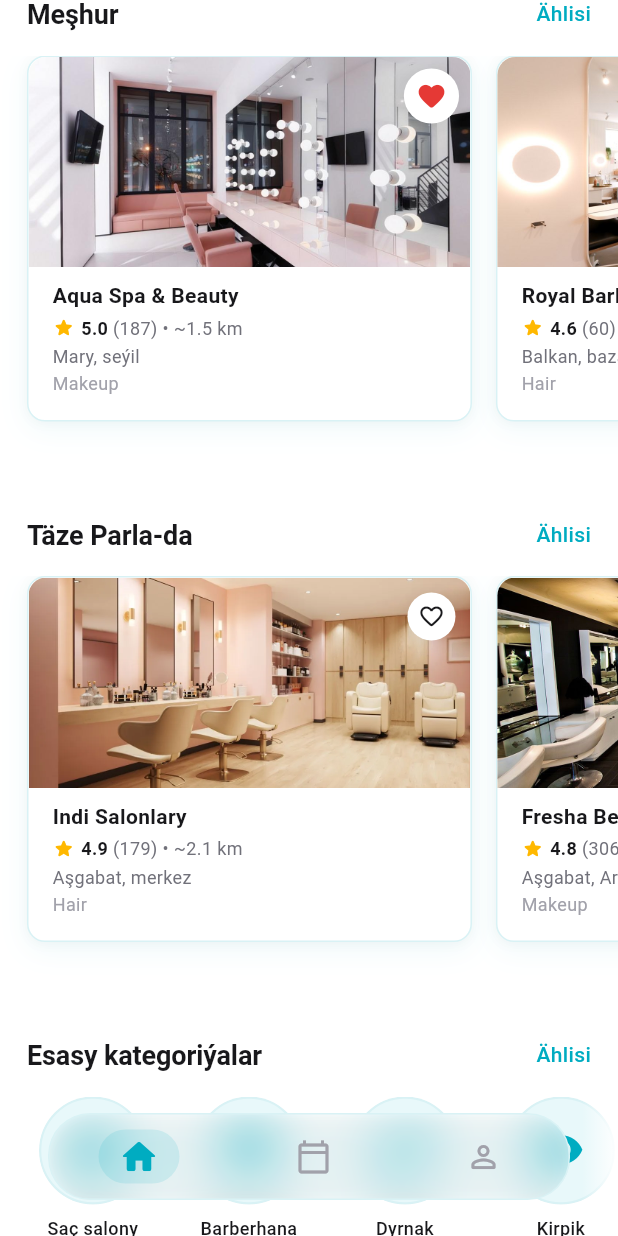
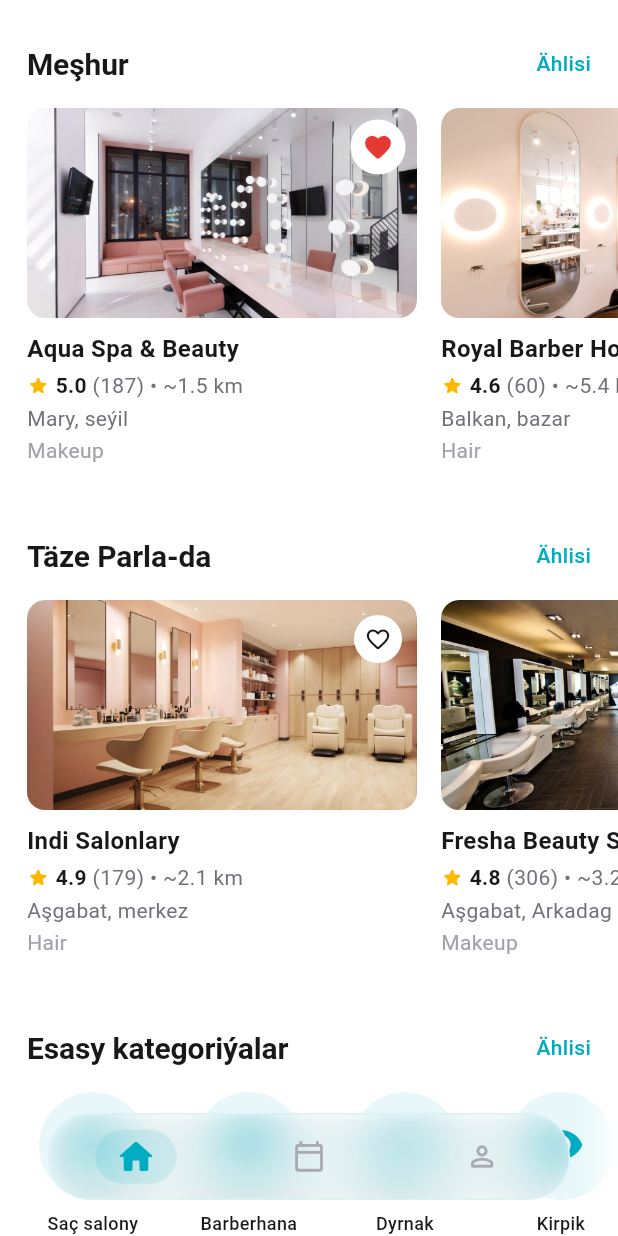
Before and after one commit to pllp070809-max/Parla, a Flutter app: the screen it shows after launch, scrolled down 576 dp, after a tap on the "favorite outline" icon, on a phone screen of 412 x 824 dp. Run offline on Flutter 3.47's test engine with Material 3 defaults, Android fonts, the phone set to English and light mode, and no system bars; our stand-ins replace flutter_map, flutter_riverpod, geolocator, latlong2, shared_preferences; Roboto replaces fonts that are missing (Roobert).

Commit message:
2.04 16:00 Hokman gormeli
Made-with: Cursor:

```diff
--- a/parla_app/lib/app_sizes.dart
+++ b/parla_app/lib/app_sizes.dart
@@ -15,8 +15,10 @@ class AppSizes {
 
   static const double headerHeight = 72;
   static const double bottomNavHeight = 64;
+  static const double sectionGap = 32;
 
   static const double cardWidth = 260;
+  static const double cardHeight = 254;
   static const double cardImageHeight = 140;
   static const double exploreCardHeight = 100;
 
--- a/parla_app/lib/app_text_styles.dart
+++ b/parla_app/lib/app_text_styles.dart
@@ -22,7 +22,7 @@ class AppTextStyles {
   static const TextStyle sectionTitle = TextStyle(
     fontFamily: kFontBody,
     fontFamilyFallback: _bodyFallback,
-    fontSize: 18,
+    fontSize: 20,
     fontWeight: FontWeight.w600,
     height: 1.28,
     letterSpacing: -0.08,
@@ -41,7 +41,7 @@ class AppTextStyles {
   static const TextStyle cardTitle = TextStyle(
     fontFamily: kFontBody,
     fontFamilyFallback: _bodyFallback,
-    fontSize: 14,
+    fontSize: 16,
     fontWeight: FontWeight.w600,
     height: 1.3,
     color: kTextPrimary,
@@ -50,7 +50,7 @@ class AppTextStyles {
   static const TextStyle cardMeta = TextStyle(
     fontFamily: kFontBody,
     fontFamilyFallback: _bodyFallback,
-    fontSize: 12,
+    fontSize: 14,
     fontWeight: FontWeight.w400,
     height: 1.4,
     color: kTextPrimary,
--- a/parla_app/lib/screens/home_screen.dart
+++ b/parla_app/lib/screens/home_screen.dart
@@ -37,10 +37,9 @@ class HomeScreen extends ConsumerWidget {
 
   @override
   Widget build(BuildContext context, WidgetRef ref) {
-    const _homeSectionGap = AppSpacing.s; // 8px
+    const homeSectionGap = AppSizes.sectionGap;
     final salons = ref.watch(_featuredProvider);
-    final screenW = MediaQuery.of(context).size.width;
-    final cardW = (screenW * 0.72).clamp(240.0, 320.0);
+    final cardW = AppSizes.cardWidth;
 
     return Scaffold(
       backgroundColor: kScaffoldBg,
@@ -73,7 +72,8 @@ class HomeScreen extends ConsumerWidget {
                               clipBehavior: Clip.none,
                               children: [
                                 IconButton(
-                                  icon: const Icon(Icons.notifications_outlined,
+                                  icon: const Icon(
+                                      Icons.notifications_outlined,
                                       size: 24),
                                   onPressed: () => Navigator.push(
                                       context,
@@ -139,7 +139,7 @@ class HomeScreen extends ConsumerWidget {
                 child: Padding(
                   padding: const EdgeInsets.fromLTRB(
                     AppSizes.paddingHorizontal,
-                    AppSpacing.s,
+                    homeSectionGap,
                     AppSizes.paddingHorizontal,
                     AppSizes.elementSpacing,
                   ),
@@ -208,7 +208,7 @@ class HomeScreen extends ConsumerWidget {
                 child: Padding(
                   padding: const EdgeInsets.fromLTRB(
                     AppSizes.paddingHorizontal,
-                    _homeSectionGap,
+                    homeSectionGap,
                     AppSizes.paddingHorizontal,
                     AppSizes.elementSpacing,
                   ),
@@ -230,7 +230,7 @@ class HomeScreen extends ConsumerWidget {
                 child: Padding(
                   padding: const EdgeInsets.fromLTRB(
                     AppSizes.paddingHorizontal,
-                    _homeSectionGap,
+                    homeSectionGap,
                     AppSizes.paddingHorizontal,
                     AppSizes.elementSpacing,
                   ),
@@ -252,7 +252,7 @@ class HomeScreen extends ConsumerWidget {
                 child: Padding(
                   padding: const EdgeInsets.fromLTRB(
                     AppSizes.paddingHorizontal,
-                    _homeSectionGap,
+                    homeSectionGap,
                     AppSizes.paddingHorizontal,
                     AppSizes.elementSpacing,
                   ),
@@ -274,7 +274,7 @@ class HomeScreen extends ConsumerWidget {
                 child: Padding(
                   padding: const EdgeInsets.fromLTRB(
                     AppSizes.paddingHorizontal,
-                    _homeSectionGap,
+                    homeSectionGap,
                     AppSizes.paddingHorizontal,
                     AppSizes.elementSpacing,
                   ),
@@ -367,8 +367,9 @@ class HomeScreen extends ConsumerWidget {
 
   Widget _upcomingBookingStrip(WidgetRef ref, BuildContext context) {
     final phone = ref.watch(userPhoneProvider);
-    if (phone == null || phone.isEmpty)
+    if (phone == null || phone.isEmpty) {
       return const SliverToBoxAdapter(child: SizedBox.shrink());
+    }
     final bookingsAsync = ref.watch(myBookingsProvider);
     return bookingsAsync.when(
       loading: () => const SliverToBoxAdapter(child: SizedBox.shrink()),
@@ -379,39 +380,33 @@ class HomeScreen extends ConsumerWidget {
             .where((b) => b.slotAt.isAfter(now) && b.status == 'confirmed')
             .toList()
           ..sort((a, b) => a.slotAt.compareTo(b.slotAt));
-        if (upcoming.isEmpty)
+        if (upcoming.isEmpty) {
           return const SliverToBoxAdapter(child: SizedBox.shrink());
+        }
         final b = upcoming.first;
         final dateStr = DateFormat('dd MMM, HH:mm').format(b.slotAt);
         return SliverToBoxAdapter(
           child: Padding(
             padding: const EdgeInsets.fromLTRB(
               AppSizes.paddingHorizontal,
-              AppSpacing.s,
+              AppSpacing.m,
               AppSizes.paddingHorizontal,
               0,
             ),
             child: Material(
-              color: kPrimary.withValues(alpha: 0.08),
-              borderRadius: BorderRadius.circular(AppRadius.m),
+              color: Colors.transparent,
               child: InkWell(
                 onTap: () =>
                     ref.read(selectedTabIndexProvider.notifier).state = 1,
-                borderRadius: BorderRadius.circular(AppRadius.m),
                 child: Padding(
-                  padding: const EdgeInsets.all(AppSizes.paddingHorizontal),
+                  padding: const EdgeInsets.symmetric(
+                    horizontal: AppSizes.paddingHorizontal,
+                    vertical: AppSpacing.s,
+                  ),
                   child: Row(
                     children: [
-                      Container(
-                        width: 48,
-                        height: 48,
-                        decoration: BoxDecoration(
-                          color: kPrimary.withValues(alpha: 0.15),
-                          borderRadius: BorderRadius.circular(AppRadius.m),
-                        ),
-                        child: const Icon(Icons.calendar_today_rounded,
-                            color: kPrimary, size: 24),
-                      ),
+                      const Icon(Icons.calendar_today_rounded,
+                          color: kPrimary, size: 28),
                       const SizedBox(width: 14),
                       Expanded(
                         child: Column(
@@ -453,8 +448,9 @@ class HomeScreen extends ConsumerWidget {
   Widget _recentlyViewedRow(AsyncValue<List<Salon>> salons, WidgetRef ref,
       BuildContext context, double cardW) {
     final recentIds = ref.watch(recentViewedSalonIdsProvider);
-    if (recentIds.isEmpty)
+    if (recentIds.isEmpty) {
       return const SliverToBoxAdapter(child: SizedBox.shrink());
+    }
     return salons.when(
       loading: () => const SliverToBoxAdapter(child: SizedBox.shrink()),
       error: (_, __) => const SliverToBoxAdapter(child: SizedBox.shrink()),
@@ -462,8 +458,9 @@ class HomeScreen extends ConsumerWidget {
         final idToSalon = {for (var s in allSalons) s.id: s};
         final list =
             recentIds.map((id) => idToSalon[id]).whereType<Salon>().toList();
-        if (list.isEmpty)
+        if (list.isEmpty) {
           return const SliverToBoxAdapter(child: SizedBox.shrink());
+        }
         return SliverToBoxAdapter(
           child: Column(
             crossAxisAlignment: CrossAxisAlignment.start,
@@ -471,7 +468,7 @@ class HomeScreen extends ConsumerWidget {
               Padding(
                 padding: const EdgeInsets.fromLTRB(
                   AppSizes.paddingHorizontal,
-                  AppSpacing.s,
+                  AppSizes.sectionGap,
                   AppSizes.paddingHorizontal,
                   AppSizes.elementSpacing,
                 ),
@@ -481,7 +478,7 @@ class HomeScreen extends ConsumerWidget {
                 ),
               ),
               SizedBox(
-                height: 300,
+                height: AppSizes.cardHeight,
                 child: ListView.separated(
                   scrollDirection: Axis.horizontal,
                   padding:
@@ -559,7 +556,7 @@ class HomeScreen extends ConsumerWidget {
     return data.when(
       loading: () => SliverToBoxAdapter(
         child: SizedBox(
-          height: 300,
+          height: AppSizes.cardHeight,
           child: ListView.separated(
             scrollDirection: Axis.horizontal,
             padding: const EdgeInsets.only(left: AppSizes.paddingHorizontal),
@@ -583,10 +580,15 @@ class HomeScreen extends ConsumerWidget {
         final location =
             ref.watch(selectedLocationProvider).trim().toLowerCase();
         var list = salons.where((s) {
-          if (location.isEmpty) return true;
-          if (s.address != null && s.address!.toLowerCase().contains(location))
+          if (location.isEmpty) {
             return true;
-          if (s.name.toLowerCase().contains(location)) return true;
+          }
+          if (s.address != null && s.address!.toLowerCase().contains(location)) {
+            return true;
+          }
+          if (s.name.toLowerCase().contains(location)) {
+            return true;
+          }
           return false;
         }).toList();
         if (list.isEmpty) list = List.from(salons);
@@ -621,7 +623,7 @@ class HomeScreen extends ConsumerWidget {
         }
         return SliverToBoxAdapter(
           child: SizedBox(
-            height: 300,
+            height: AppSizes.cardHeight,
             child: ListView.separated(
               scrollDirection: Axis.horizontal,
               padding: const EdgeInsets.only(left: AppSizes.paddingHorizontal),
@@ -695,11 +697,9 @@ class _CategoryCircle extends StatelessWidget {
                 child: Container(
                   width: AppSizes.categorySize,
                   height: AppSizes.categorySize,
-                  decoration: BoxDecoration(
+                  decoration: const BoxDecoration(
                     color: kPrimarySoft,
                     shape: BoxShape.circle,
-                    border: Border.all(color: kStickerOutline, width: 1.5),
-                    boxShadow: kStickerShadow,
                   ),
                   child: Icon(icon, color: kPrimary, size: 31),
                 ),
@@ -749,21 +749,18 @@ class _VenueCard extends StatelessWidget {
 
   @override
   Widget build(BuildContext context) {
-    return Container(
-      decoration: kStickerCardDecoration(),
-      clipBehavior: Clip.antiAlias,
-      child: Semantics(
+    final radius = BorderRadius.circular(AppRadius.m);
+    return Semantics(
       label:
           '${salon.name}, reýting $_rating, $_reviews syn, takmynan $_distanceKm. Bron etmek üçin basyň.',
       button: true,
+      child: ClipRRect(
+        borderRadius: radius,
         child: Material(
           color: Colors.transparent,
-          shape: RoundedRectangleBorder(
-              borderRadius: BorderRadius.circular(AppRadius.m)),
-          clipBehavior: Clip.antiAlias,
           child: InkWell(
             onTap: onTap,
-            borderRadius: BorderRadius.circular(AppRadius.m),
+            borderRadius: radius,
             child: Column(
               mainAxisSize: MainAxisSize.min,
               crossAxisAlignment: CrossAxisAlignment.start,
@@ -771,6 +768,8 @@ class _VenueCard extends StatelessWidget {
                 SizedBox(
                   width: double.infinity,
                   height: AppSizes.cardImageHeight,
+                  child: ClipRRect(
+                    borderRadius: BorderRadius.circular(AppRadius.m),
                     child: Stack(
                       fit: StackFit.expand,
                       children: [
@@ -791,16 +790,9 @@ class _VenueCard extends StatelessWidget {
                               child: Container(
                                 width: 32,
                                 height: 32,
-                              decoration: BoxDecoration(
+                                decoration: const BoxDecoration(
                                   color: kCardBg,
                                   shape: BoxShape.circle,
-                                boxShadow: [
-                                  BoxShadow(
-                                    color: Colors.black.withValues(alpha: 0.08),
-                                    blurRadius: 8,
-                                    offset: const Offset(0, 2),
-                                  ),
-                                ],
                                 ),
                                 child: Icon(
                                   isFavourite
@@ -816,9 +808,10 @@ class _VenueCard extends StatelessWidget {
                       ],
                     ),
                   ),
+                ),
                 Padding(
                   padding: const EdgeInsets.fromLTRB(
-                      AppSpacing.l, 10, AppSpacing.l, AppSpacing.m),
+                      0, 10, AppSpacing.l, AppSpacing.m),
                   child: Column(
                     crossAxisAlignment: CrossAxisAlignment.start,
                     children: [
@@ -980,8 +973,6 @@ class _DealPreviewCard extends StatelessWidget {
                   colors: _gradientColors(),
                 ),
                 borderRadius: BorderRadius.circular(AppRadius.m),
-                border: Border.all(color: kStickerOutline),
-                boxShadow: kStickerShadow,
               ),
               child: Row(
                 children: [
--- a/parla_app/lib/widgets/bottom_nav.dart
+++ b/parla_app/lib/widgets/bottom_nav.dart
@@ -17,6 +17,10 @@ class BottomNavShell extends ConsumerWidget {
     MyBookingsScreen(),
     ProfileScreen(),
   ];
+  static const _navHeight = 56.0;
+  static const _indicatorWidth = 54.0;
+  static const _indicatorHeight = 36.0;
+  static const _animDuration = Duration(milliseconds: 260);
 
   @override
   Widget build(BuildContext context, WidgetRef ref) {
@@ -48,32 +52,64 @@ class BottomNavShell extends ConsumerWidget {
                         boxShadow: kStickerShadow,
                       ),
                       child: SizedBox(
-                        height: 56,
-                        child: Row(
-                          mainAxisAlignment: MainAxisAlignment.spaceAround,
+                        height: _navHeight,
+                        child: LayoutBuilder(
+                          builder: (context, constraints) {
+                            final slotWidth = constraints.maxWidth / _screens.length;
+                            final indicatorLeft =
+                                (slotWidth * index) + ((slotWidth - _indicatorWidth) / 2);
+                            return Stack(
                               children: [
-                            _NavItem(
+                                AnimatedPositioned(
+                                  duration: _animDuration,
+                                  curve: Curves.easeOutCubic,
+                                  left: indicatorLeft,
+                                  top: (_navHeight - _indicatorHeight) / 2,
+                                  child: IgnorePointer(
+                                    child: Container(
+                                      width: _indicatorWidth,
+                                      height: _indicatorHeight,
+                                      decoration: BoxDecoration(
+                                        color: kPrimary.withValues(alpha: 0.12),
+                                        borderRadius: BorderRadius.circular(18),
+                                      ),
+                                    ),
+                                  ),
+                                ),
+                                Row(
+                                  children: [
+                                    Expanded(
+                                      child: _NavItem(
                                         icon: Icons.home_outlined,
                                         activeIcon: Icons.home_rounded,
                                         label: 'Baş sahypa',
                                         isSelected: index == 0,
                                         onTap: () => ref.read(selectedTabIndexProvider.notifier).state = 0,
                                       ),
-                            _NavItem(
+                                    ),
+                                    Expanded(
+                                      child: _NavItem(
                                         icon: Icons.calendar_today_outlined,
                                         activeIcon: Icons.calendar_today_rounded,
                                         label: 'Bronlarym',
                                         isSelected: index == 1,
                                         onTap: () => ref.read(selectedTabIndexProvider.notifier).state = 1,
                                       ),
-                            _NavItem(
+                                    ),
+                                    Expanded(
+                                      child: _NavItem(
                                         icon: Icons.person_outline_rounded,
                                         activeIcon: Icons.person_rounded,
                                         label: 'Profil',
                                         isSelected: index == 2,
                                         onTap: () => ref.read(selectedTabIndexProvider.notifier).state = 2,
                                       ),
+                                    ),
                                   ],
+                                ),
+                              ],
+                            );
+                          },
                         ),
                       ),
                     ),
@@ -102,8 +138,7 @@ class _NavItem extends StatelessWidget {
     required this.isSelected,
     required this.onTap,
   });
-
-  static const _indicatorAlpha = 0.12;
+  static const _animDuration = Duration(milliseconds: 260);
 
   @override
   Widget build(BuildContext context) {
@@ -120,23 +155,38 @@ class _NavItem extends StatelessWidget {
         child: ConstrainedBox(
           constraints: const BoxConstraints(minWidth: 48, minHeight: 48),
           child: Center(
-            child: Stack(
-              alignment: Alignment.center,
-              clipBehavior: Clip.none,
-              children: [
-                if (isSelected)
-                  AnimatedContainer(
-                    duration: const Duration(milliseconds: 200),
+            child: TweenAnimationBuilder<double>(
+              duration: _animDuration,
               curve: Curves.easeOutCubic,
-                    width: 54,
-                    height: 36,
-                    decoration: BoxDecoration(
-                      color: kPrimary.withValues(alpha: _indicatorAlpha),
-                      borderRadius: BorderRadius.circular(18),
+              tween: Tween<double>(begin: isSelected ? 0.94 : 1.0, end: isSelected ? 1.0 : 0.92),
+              builder: (context, scale, child) {
+                return Transform.scale(scale: scale, child: child);
+              },
+              child: AnimatedOpacity(
+                duration: _animDuration,
+                curve: Curves.easeOutCubic,
+                opacity: isSelected ? 1.0 : 0.88,
+                child: AnimatedSwitcher(
+                  duration: _animDuration,
+                  switchInCurve: Curves.easeOutCubic,
+                  switchOutCurve: Curves.easeInCubic,
+                  transitionBuilder: (child, animation) {
+                    return FadeTransition(
+                      opacity: animation,
+                      child: ScaleTransition(
+                        scale: Tween<double>(begin: 0.9, end: 1.0).animate(animation),
+                        child: child,
+                      ),
+                    );
+                  },
+                  child: Icon(
+                    isSelected ? activeIcon : icon,
+                    key: ValueKey<bool>(isSelected),
+                    size: iconSize,
+                    color: color,
                   ),
                 ),
-                Icon(isSelected ? activeIcon : icon, size: iconSize, color: color),
-              ],
+              ),
             ),
           ),
         ),
```
Lines whose indentation alone changed are shown as unchanged.
